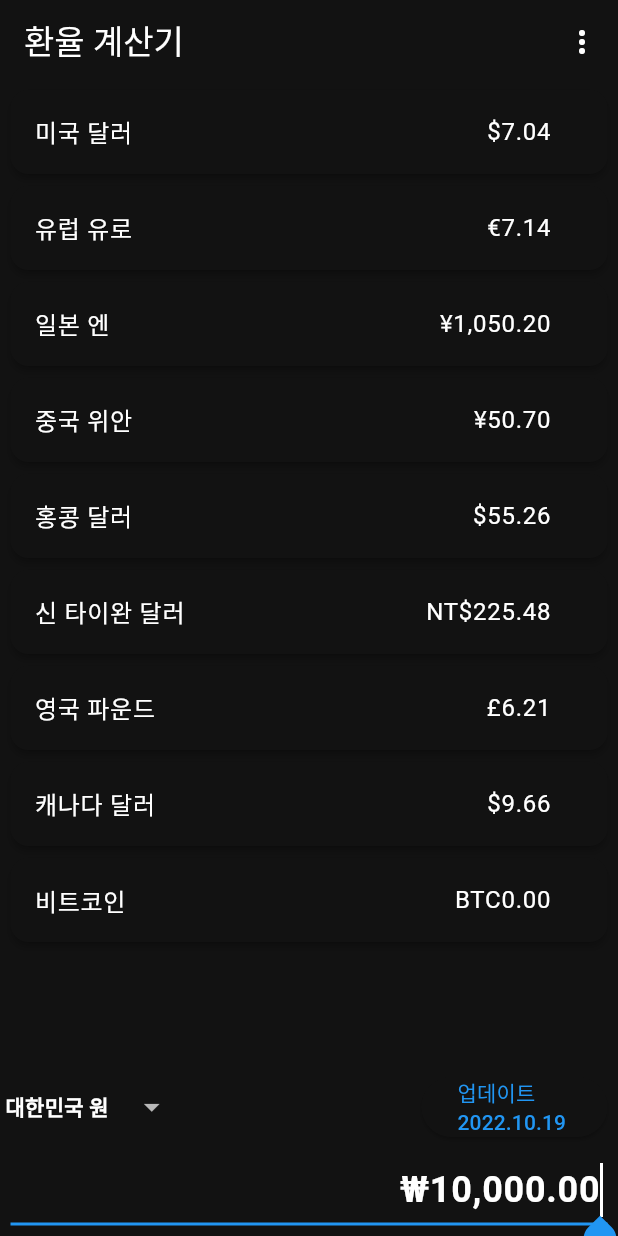
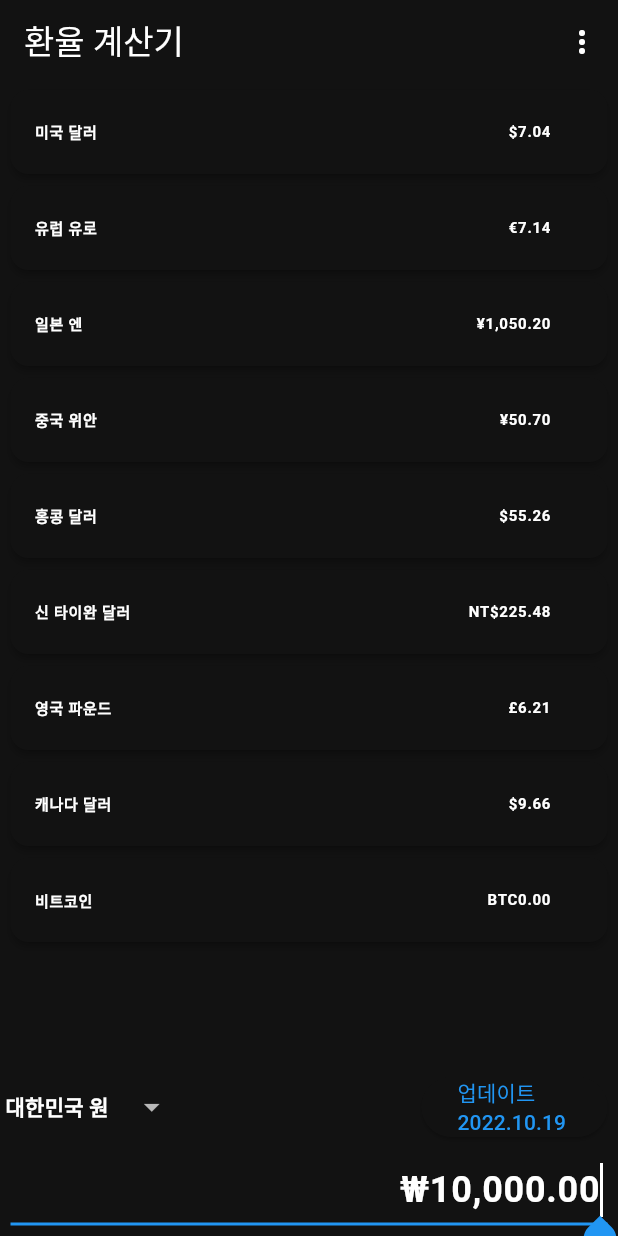
Before and after one commit to joeytestcode/exchange_rate_calculator, a Flutter app: the screen it shows after launch, on a phone screen of 412 x 824 dp. Run offline on Flutter 3.47's test engine with Material 3 defaults, Android fonts, the phone set to English and light mode, and no system bars; our stand-ins replace shared_preferences; missing offline and left inert: common.

Commit message:
20250419_1639

```diff
--- a/lib/ui/MyFilters.dart
+++ b/lib/ui/MyFilters.dart
@@ -1,4 +1,4 @@
-import 'package:common/search_view.dart';
+import 'package:common/j_searchview.dart';
 import 'package:flutter/material.dart';
 import 'package:provider/provider.dart';
 
@@ -135,7 +135,7 @@ class _MyFilterListWidgetState extends State<MyFilterListWidget> {
                 },
               ),
             ),
-            SearchView(
+            JSearchView(
               onSearch: _onChanged,
             )
           ],
--- a/lib/ui/MyListWidget.dart
+++ b/lib/ui/MyListWidget.dart
@@ -32,16 +32,21 @@ class _MyListWidgetState extends State<MyListWidget> {
                   children: [
                     Expanded(
                       flex: 30,
-                      child:
-                          Text(dataAdapter.currencies[currentCurrency] ?? ''),
+                      child: Text(dataAdapter.currencies[currentCurrency] ?? '',
+                          style: const TextStyle(
+                              fontSize: 10, fontWeight: FontWeight.bold)),
                     ),
                     Expanded(
                       flex: 20,
                       child: Align(
                         alignment: Alignment.centerRight,
-                        child: Text(formatCurrency.format(dataAdapter.money /
-                            dataAdapter.rates[dataAdapter.selectedCurrency]! *
-                            dataAdapter.rates[currentCurrency]!)),
+                        child: Text(
+                            formatCurrency.format(dataAdapter.money /
+                                dataAdapter
+                                    .rates[dataAdapter.selectedCurrency]! *
+                                dataAdapter.rates[currentCurrency]!),
+                            style: const TextStyle(
+                                fontSize: 10, fontWeight: FontWeight.bold)),
                       ),
                     ),
                     const Spacer(flex: 2),
```
Also changed, not shown: lib/data/data_adapter.dart (+6 -5 lines), lib/ui/MyAppBar.dart (+10 -2 lines), pubspec.lock.
